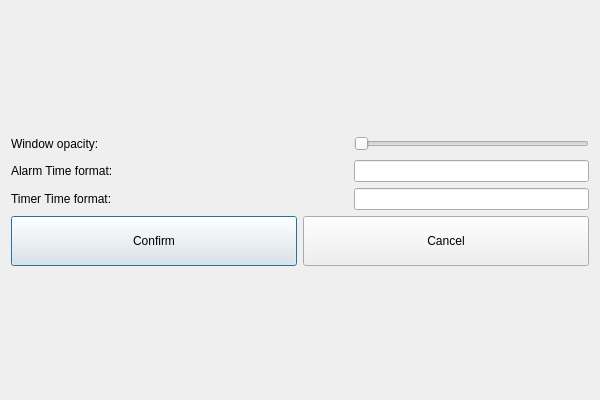
Old version of the form SmartTimer/globalsettingsdialog.ui in the repository secondYearProjects/SmartTimer.
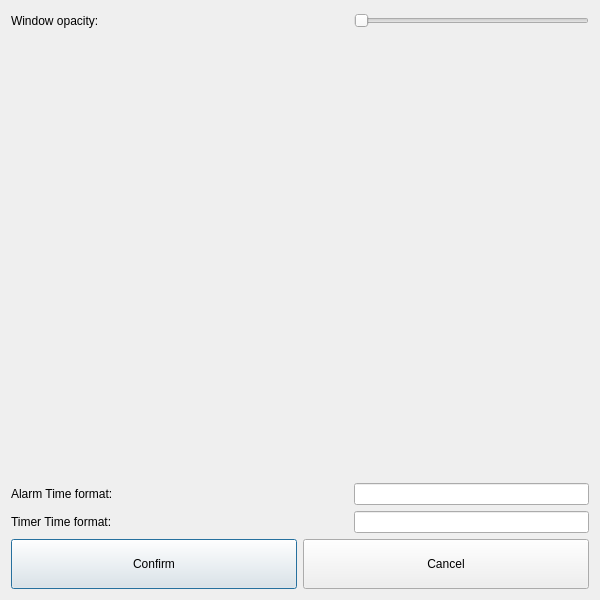
New version of the form. Icons and pictures are not drawn.

```diff
--- a/SmartTimer/globalsettingsdialog.ui
+++ b/SmartTimer/globalsettingsdialog.ui
@@ -7,7 +7,7 @@
     <x>0</x>
     <y>0</y>
     <width>600</width>
-    <height>400</height>
+    <height>600</height>
    </rect>
   </property>
   <property name="sizePolicy">
@@ -19,7 +19,7 @@
   <property name="minimumSize">
    <size>
     <width>600</width>
-    <height>400</height>
+    <height>600</height>
    </size>
   </property>
   <property name="maximumSize">
@@ -97,6 +97,29 @@
        </item>
       </layout>
      </item>
+     <item>
+      <layout class="QHBoxLayout" name="RangeLayout">
+       <item>
+        <widget class="QLabel" name="RangeValue">
+         <property name="minimumSize">
+          <size>
+           <width>100</width>
+           <height>0</height>
+          </size>
+         </property>
+         <property name="maximumSize">
+          <size>
+           <width>100</width>
+           <height>16777215</height>
+          </size>
+         </property>
+         <property name="text">
+          <string/>
+         </property>
+        </widget>
+       </item>
+      </layout>
+     </item>
      <item>
       <layout class="QHBoxLayout" name="horizontalLayout_3">
        <item>
```
